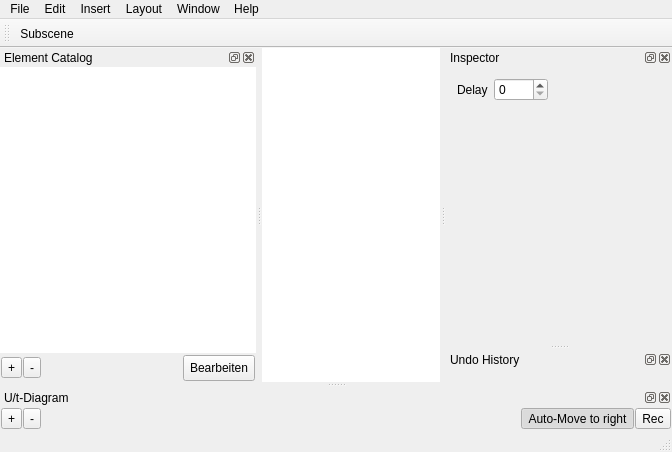
Before: the Qt Designer form src/widgets/mainwindow.ui in narrowtux/Gatter, drawn with Qt 5.
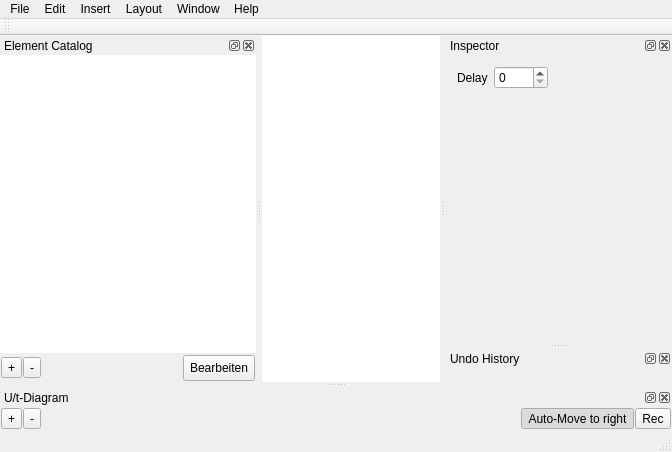
After: the same form once the commit is applied. Icons and pictures are not drawn. Custom widgets are drawn as their Qt base class.

Commit message: Implemented BreadCumbBar, a basic navigation bar to go through subscenes

The edit to the form file:
```diff
--- a/src/widgets/mainwindow.ui
+++ b/src/widgets/mainwindow.ui
@@ -178,7 +178,6 @@
    <attribute name="toolBarBreak">
     <bool>false</bool>
    </attribute>
-   <addaction name="actionInsertSubscene"/>
   </widget>
   <widget class="QStatusBar" name="statusBar"/>
   <widget class="QDockWidget" name="dockInspector">
@@ -228,7 +227,7 @@
           <x>0</x>
           <y>0</y>
           <width>226</width>
-          <height>245</height>
+          <height>255</height>
          </rect>
         </property>
         <layout class="QVBoxLayout" name="verticalLayout_3">
@@ -679,11 +678,6 @@
     <string>Vertical</string>
    </property>
   </action>
-  <action name="actionInsertSubscene">
-   <property name="text">
-    <string>Subscene</string>
-   </property>
-  </action>
   <action name="actionInsertDelay">
    <property name="text">
     <string>Delay</string>
@@ -731,6 +725,12 @@
    <extends>QGraphicsView</extends>
    <header>src/scene/graphicsview.h</header>
   </customwidget>
+  <customwidget>
+   <class>BreadCumbBar</class>
+   <extends>QWidget</extends>
+   <header>src/widgets/breadcumbbar.h</header>
+   <container>1</container>
+  </customwidget>
  </customwidgets>
  <resources>
   <include location="../res.qrc"/>
```
Left out of the diff: 24 changed lines with no effect on the pictures. The commit also changes 12 other files.
